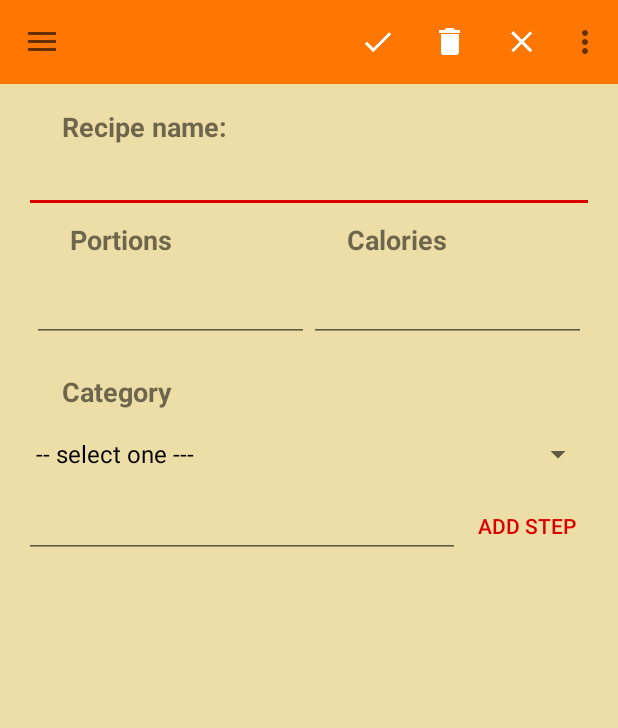
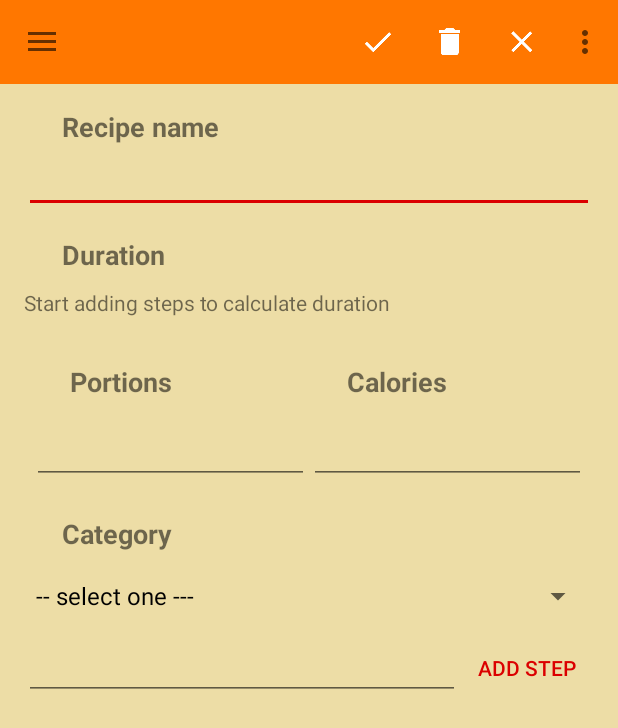
Before and after one commit to a-rmz/Cook-it, an Android app: the AddRecipe screen opened directly, with no data from a screen before it, on a phone screen of 412 x 824 dp. Shown: the top 728 px of the screen. Run offline under Robolectric (Android 15) with nearby library versions, the phone set to English and light mode, and no system bars; our stand-ins replace CircleImageView.

Commit message:
Added time label to add_recipe

```diff
--- a/app/src/main/res/layout/add_recipe.xml
+++ b/app/src/main/res/layout/add_recipe.xml
@@ -43,13 +43,32 @@
                 android:layout_width="match_parent"
                 android:layout_height="wrap_content"/>
 
+            <TextView
+                android:id="@+id/duration_caption"
+                android:layout_below="@id/recipe_name"
+                android:text="@string/duration_caption"
+                android:textSize="18sp"
+                android:textStyle="bold"
+                android:layout_marginTop="15dp"
+                android:layout_marginLeft="25dp"
+                android:layout_width="wrap_content"
+                android:layout_height="wrap_content"/>
+
+            <TextView
+                android:id="@+id/duration"
+                android:layout_below="@id/duration_caption"
+                android:text="@string/duration_hint"
+                android:layout_marginTop="10dp"
+                android:layout_marginBottom="25dp"
+                android:layout_width="wrap_content"
+                android:layout_height="wrap_content"/>
+
 
             <LinearLayout
                 android:id="@+id/tv"
-                android:layout_below="@id/recipe_name"
+                android:layout_below="@id/duration"
                 android:layout_width="match_parent"
                 android:layout_height="wrap_content"
-                android:layout_marginTop="15dp"
                 android:orientation="horizontal"
                 android:layout_margin="5dp"
                 android:weightSum="2">
--- a/app/src/main/res/values/strings.xml
+++ b/app/src/main/res/values/strings.xml
@@ -30,7 +30,9 @@
 
     <!-- Add recipe -->
     <string name="add_recipe_title">Add new recipe</string>
-    <string name="recipe_name_caption">Recipe name:</string>
+    <string name="recipe_name_caption">Recipe name</string>
+    <string name="duration_caption">Duration</string>
+    <string name="duration_hint">Start adding steps to calculate duration</string>
     <string name="calories_caption">Calories</string>
     <string name="portions_caption">Portions</string>
     <string name="category_caption">Category</string>
```
